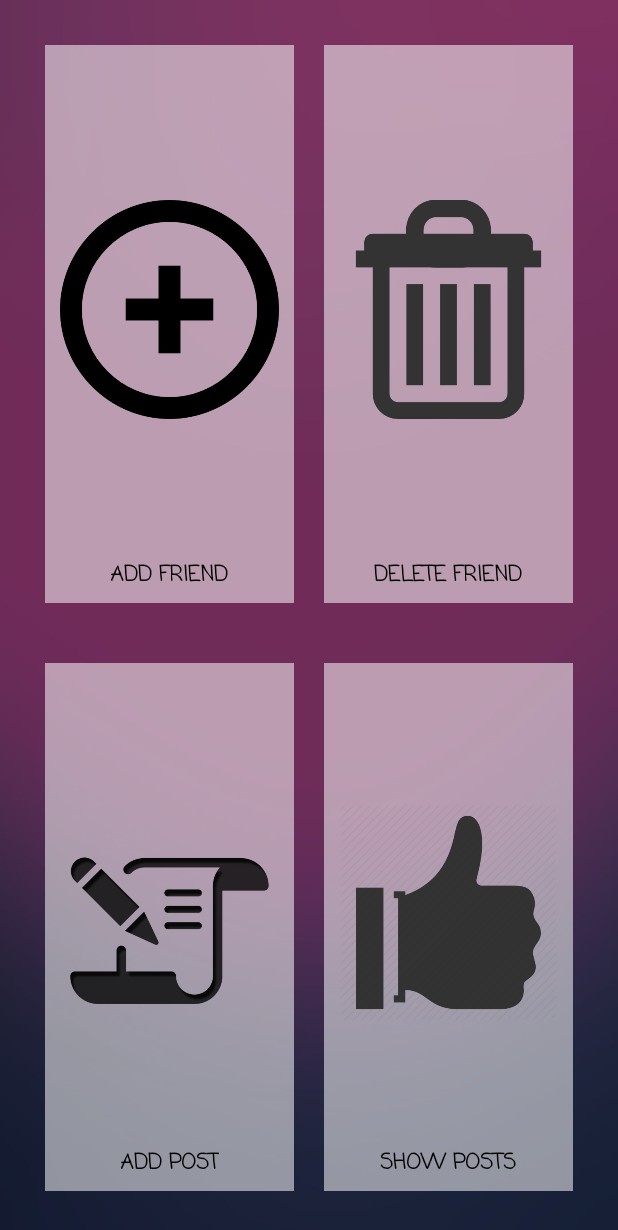
After one commit to fadymedhat2236/simple-social-network-app, an Android app: the layout activity_user_options.xml on its own in the app's theme, with its tools: preview values and no code run, on a phone screen of 412 x 824 dp. The commit adds this screen. Shown: the top 1230 px of the screen. Run offline under Robolectric (Android 15) with nearby library versions, the phone set to English and light mode, and no system bars.

Commit message:
delete user error fixed now an error pops us when trying to delete a user not in the db. also creating user options activity done by clicking on specific user.

```diff
--- a/app/src/main/AndroidManifest.xml
+++ b/app/src/main/AndroidManifest.xml
@@ -22,7 +22,8 @@
         <activity android:name=".deleteUserActivity" />
         <activity android:name=".UsersActivity" />
         <activity android:name=".userXml" />
-        <activity android:name=".postsActivity"></activity>
+        <activity android:name=".postsActivity" />
+        <activity android:name=".UserOptionsActivity"></activity>
     </application>
 
 </manifest>
--- /dev/null
+++ b/app/src/main/java/com/example/fady/socialnetwork/UserOptionsActivity.java
@@ -0,0 +1,43 @@
+package com.example.fady.socialnetwork;
+
+import android.database.Cursor;
+import android.database.sqlite.SQLiteDatabase;
+import android.support.v7.app.AppCompatActivity;
+import android.os.Bundle;
+
+import com.example.fady.socialnetwork.data.SnaContract;
+import com.example.fady.socialnetwork.data.SnaDbHelper;
+
+public class UserOptionsActivity extends AppCompatActivity {
+
+    @Override
+    protected void onCreate(Bundle savedInstanceState) {
+        super.onCreate(savedInstanceState);
+        setContentView(R.layout.activity_user_options);
+        String s=getIntent().getExtras().getString("name","default");
+
+
+        SnaDbHelper dbHelper=new SnaDbHelper(this);
+        SQLiteDatabase db=dbHelper.getReadableDatabase();
+        String [] projection={
+                SnaContract.UsersEntry._ID,
+                SnaContract.UsersEntry.COLUMN_USER_NAME,
+                SnaContract.UsersEntry.COLUMN_USER_GENDER,
+                SnaContract.UsersEntry.COLUMN_USER_NUMBER_OF_POSTS,
+                SnaContract.UsersEntry.COLUMN_USER_NUMBER_OF_FRIENDS
+        };
+        String [] selectionArgs={s};
+        Cursor c=db.query(SnaContract.UsersEntry.TABLE_NAME,projection,SnaContract.UsersEntry._ID+"=?",selectionArgs,
+                null,null,null);
+       try
+       {
+           c.moveToFirst();
+           int nameColumnIndex=c.getColumnIndex(SnaContract.UsersEntry.COLUMN_USER_NAME);
+           String name=c.getString(nameColumnIndex);
+           this.setTitle("this is "+name+"'s home page");
+       }
+       finally{c.close();}
+
+
+    }
+}
--- a/app/src/main/java/com/example/fady/socialnetwork/UsersActivity.java
+++ b/app/src/main/java/com/example/fady/socialnetwork/UsersActivity.java
@@ -69,8 +69,8 @@ public class UsersActivity extends AppCompatActivity
         list.setOnItemClickListener(new AdapterView.OnItemClickListener() {
             @Override
             public void onItemClick(AdapterView<?> adapterView, View view, int i, long l) {
-                Intent intent=new Intent(UsersActivity.this,postsActivity.class).putExtra("<StringName>",i);
-                //String s=getIntent.getStringExtra(<StringName>);
+                Intent intent=new Intent(UsersActivity.this,UserOptionsActivity.class).putExtra("name",Integer.toString(i+1));
+                //i+1 was sent to fix the data index
                 startActivity(intent);
             }
         });
--- a/app/src/main/java/com/example/fady/socialnetwork/deleteUserActivity.java
+++ b/app/src/main/java/com/example/fady/socialnetwork/deleteUserActivity.java
@@ -35,7 +35,7 @@ public class deleteUserActivity extends AppCompatActivity {
         SQLiteDatabase db=dbHelper.getWritableDatabase();
         String []selectionArgs={name};
         long id=db.delete(SnaContract.UsersEntry.TABLE_NAME,SnaContract.UsersEntry.COLUMN_USER_NAME+"=?",selectionArgs);
-        if (id != -1) {
+        if (id != 0) {
 
             Toast.makeText(deleteUserActivity.this,"user "+name+" was removed",Toast.LENGTH_SHORT).show();
 
--- /dev/null
+++ b/app/src/main/res/layout/activity_user_options.xml
@@ -0,0 +1,139 @@
+<?xml version="1.0" encoding="utf-8"?>
+<LinearLayout
+    xmlns:android="http://schemas.android.com/apk/res/android"
+    xmlns:tools="http://schemas.android.com/tools"
+    android:layout_width="match_parent"
+    android:layout_height="match_parent"
+    android:background="@drawable/back"
+    android:orientation="vertical"
+    tools:context="com.example.fady.socialnetwork.UserOptionsActivity"
+    >
+
+    <LinearLayout
+        android:layout_width="wrap_content"
+        android:layout_height="0dp"
+        android:layout_weight="1"
+        android:orientation="horizontal"
+        android:paddingTop="20dp"
+        android:paddingRight="20dp"
+        android:paddingLeft="20dp"
+        >
+        <LinearLayout
+            android:layout_width="0dp"
+            android:layout_height="wrap_content"
+            android:orientation="vertical"
+            android:layout_weight="1"
+            android:background="#88ffffff"
+            android:layout_margin="10dp"
+            android:padding="10dp"
+            >
+            <ImageView
+                android:layout_width="wrap_content"
+                android:layout_height="0dp"
+                android:layout_weight="9"
+                android:src="@drawable/add_friend"/>
+            <TextView
+                android:layout_width="wrap_content"
+                android:layout_height="0dp"
+                android:layout_weight="1"
+                android:layout_gravity="center"
+                android:textAllCaps="true"
+                android:textAppearance="?android:textAppearanceSmall"
+                android:textStyle="bold"
+                android:fontFamily="casual"
+                android:text="@string/addFriend"
+                android:textColor="#000000"/>
+        </LinearLayout>
+
+        <LinearLayout
+            android:layout_width="0dp"
+            android:layout_height="wrap_content"
+            android:orientation="vertical"
+            android:layout_weight="1"
+            android:background="#88ffffff"
+            android:layout_margin="10dp"
+            android:padding="10dp"
+            >
+            <ImageView
+                android:layout_width="wrap_content"
+                android:layout_height="0dp"
+                android:layout_weight="9"
+
+                android:src="@drawable/delete_friend"/>
+            <TextView
+                android:layout_width="wrap_content"
+                android:layout_height="0dp"
+                android:layout_weight="1"
+                android:layout_gravity="center"
+                android:textAllCaps="true"
+                android:textAppearance="?android:textAppearanceSmall"
+                android:textStyle="bold"
+                android:fontFamily="casual"
+                android:text="@string/deleteFriend"
+                android:textColor="#000000"/>
+        </LinearLayout>
+    </LinearLayout>
+
+    <LinearLayout
+        android:layout_width="wrap_content"
+        android:layout_height="0dp"
+        android:layout_weight="1"
+        android:orientation="horizontal"
+        android:padding="20dp">
+        <LinearLayout
+            android:layout_width="0dp"
+            android:layout_height="wrap_content"
+            android:orientation="vertical"
+            android:layout_weight="1"
+            android:background="#88ffffff"
+            android:layout_margin="10dp"
+            android:padding="10dp"
+            >
+            <ImageView
+                android:layout_width="wrap_content"
+                android:layout_height="0dp"
+                android:layout_weight="9"
+                android:src="@drawable/add_post"/>
+            <TextView
+                android:layout_width="wrap_content"
+                android:layout_height="0dp"
+                android:layout_weight="1"
+                android:layout_gravity="center"
+                android:textAllCaps="true"
+                android:textAppearance="?android:textAppearanceSmall"
+                android:textStyle="bold"
+                android:fontFamily="casual"
+                android:text="@string/addPost"
+                android:textColor="#000000"/>
+        </LinearLayout>
+
+        <LinearLayout
+            android:layout_width="0dp"
+            android:layout_height="wrap_content"
+            android:orientation="vertical"
+            android:layout_weight="1"
+            android:background="#88ffffff"
+            android:layout_margin="10dp"
+            android:padding="10dp"
+            >
+            <ImageView
+                android:layout_width="wrap_content"
+                android:layout_height="0dp"
+                android:layout_weight="9"
+                android:src="@drawable/show_posts"/>
+            <TextView
+                android:layout_width="wrap_content"
+                android:layout_height="0dp"
+                android:layout_weight="1"
+                android:layout_gravity="center"
+                android:textAllCaps="true"
+                android:textAppearance="?android:textAppearanceSmall"
+                android:textStyle="bold"
+                android:fontFamily="casual"
+                android:text="@string/like"
+                android:textColor="#000000"/>
+        </LinearLayout>
+    </LinearLayout>
+
+
+</LinearLayout>
--- a/app/src/main/res/values/strings.xml
+++ b/app/src/main/res/values/strings.xml
@@ -5,4 +5,8 @@
     <string name="group">group</string>
     <string name="addUser">add user</string>
     <string name="xmlView">view network xml</string>
+    <string name="addFriend">add friend</string>
+    <string name="deleteFriend">delete friend</string>
+    <string name="addPost">add post</string>
+    <string name="like">show posts</string>
 </resources>
```
Also changed, not shown: app/src/main/res/drawable/add_friend.png (added), app/src/main/res/drawable/add_post.png (added), app/src/main/res/drawable/back.jpg (added), app/src/main/res/drawable/delete_friend.png (added), app/src/main/res/drawable/show_posts.png (added).
